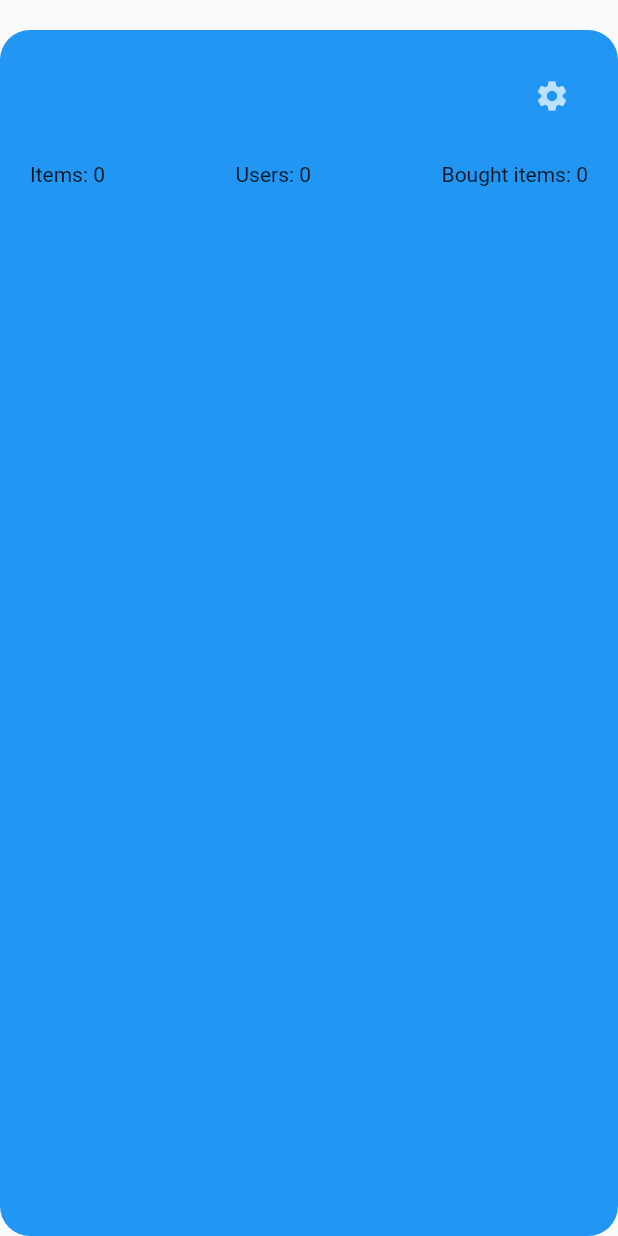
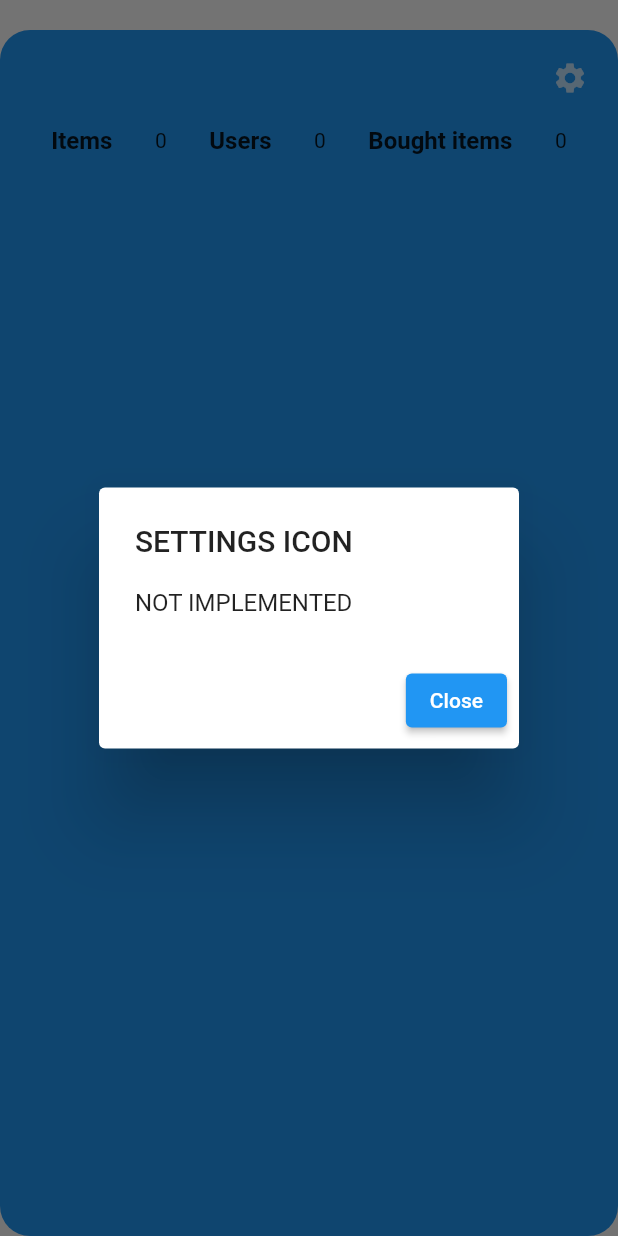
Before and after one commit to gigili/did-you-buy-it-flutter, a Flutter app: the ListsViewTile widget shown alone on an empty page, opened directly with empty values, after a tap on the "settings" icon, on a phone screen of 412 x 824 dp. Run offline on Flutter 3.47's test engine with Material 2 defaults, Android fonts, the phone set to English and light mode, and no system bars; our stand-ins replace shared_preferences; accounts and stored records are empty; network calls fail.

Commit message:
Start working on list details page
Signed-off-by: Igor Ilic <github@igorilic.net>

```diff
--- a/lib/constants.dart
+++ b/lib/constants.dart
@@ -4,12 +4,12 @@ import 'package:flutter/material.dart';
 const String BASE_URL = "http://192.168.0.7:8099";
 const String ACCESS_TOKEN_KEY = "API_ACCESS_TOKEN";
 const String REFRESH_TOKEN_KEY = "API_REFRESH_TOKEN";
-RegExp emailRegex = RegExp(
-    r"^[a-zA-Z0-9.a-zA-Z0-9.!#$%&'*+-/=?^_`{|}~]+@[a-zA-Z0-9]+\.[a-zA-Z]+");
+RegExp emailRegex =
+    RegExp(r"^[a-zA-Z0-9.a-zA-Z0-9.!#$%&'*+-/=?^_`{|}~]+@[a-zA-Z0-9]+\.[a-zA-Z]+");
 
 TextStyle primaryElementStyle = TextStyle(
   fontWeight: FontWeight.bold,
-  fontSize: 18,
+  fontSize: 22,
   letterSpacing: 2,
 );
 
@@ -18,10 +18,16 @@ TextStyle secondaryElementStyle = TextStyle(
   letterSpacing: 2,
 );
 
+TextStyle accentElementStyle = TextStyle(
+  fontWeight: FontWeight.bold,
+  fontSize: 16,
+);
+
 BoxDecoration underlineBoxDecoration = BoxDecoration(
-    border: Border(
-        bottom: BorderSide(
-            color: Colors.blue, style: BorderStyle.solid, width: 4)));
+  border: Border(
+    bottom: BorderSide(color: Colors.blue, style: BorderStyle.solid, width: 4),
+  ),
+);
 
 InputDecoration defaultInputDecoration(String labelText, String hintText,
     {double borderRadius = 10.0}) {
--- a/lib/routes.dart
+++ b/lib/routes.dart
@@ -2,11 +2,13 @@ import 'package:did_you_buy_it/ui/screens/auth/login_screen.dart';
 import 'package:did_you_buy_it/ui/screens/auth/password_reset.dart';
 import 'package:did_you_buy_it/ui/screens/auth/register_screen.dart';
 import 'package:did_you_buy_it/ui/screens/lists/lists.dart';
+import 'package:did_you_buy_it/ui/screens/lists_items/list_items.dart';
 import 'package:flutter/cupertino.dart';
 
 final Map<String, WidgetBuilder> routes = {
   LoginScreen.routeName: (context) => LoginScreen(),
   RegisterScreen.routeName: (context) => RegisterScreen(),
   ResetPassword.routeName: (context) => ResetPassword(),
-  ListsScreen.routeName: (context) => ListsScreen()
+  ListsScreen.routeName: (context) => ListsScreen(),
+  ListItems.routeName: (context) => ListItems()
 };
--- a/lib/ui/screens/lists/lists.dart
+++ b/lib/ui/screens/lists/lists.dart
@@ -2,6 +2,7 @@ import 'dart:convert';
 
 import 'package:did_you_buy_it/constants.dart';
 import 'package:did_you_buy_it/ui/screens/lists/lists_view_tile.dart';
+import 'package:did_you_buy_it/ui/screens/lists_items/list_items.dart';
 import 'package:did_you_buy_it/utils/helpers.dart';
 import 'package:did_you_buy_it/utils/models/list_model.dart';
 import 'package:did_you_buy_it/utils/network_utility.dart';
@@ -59,8 +60,7 @@ class _ListsScreenState extends State<ListsScreen> {
           return ListTile(
             title: ListsViewTile(item: lists[index]),
             onTap: () {
-              showMsgDialog(context,
-                  title: "Work in progress", message: "NOT IMPLEMENTED YET");
+              Navigator.pushNamed(context, ListItems.routeName, arguments: lists[index]);
             },
           );
         },
@@ -68,7 +68,7 @@ class _ListsScreenState extends State<ListsScreen> {
       floatingActionButton: FloatingActionButton(
         onPressed: () {
           showMsgDialog(context,
-              title: "Work in progress", message: "NOT IMPLEMENTED YET");
+              title: "FAB click", message: "NOT IMPLEMENTED YET");
         },
         child: Icon(Icons.add),
       ),
--- a/lib/ui/screens/lists/lists_view_tile.dart
+++ b/lib/ui/screens/lists/lists_view_tile.dart
@@ -1,4 +1,6 @@
 import 'package:did_you_buy_it/constants.dart';
+import 'package:did_you_buy_it/ui/widgets/list_info_labels.dart';
+import 'package:did_you_buy_it/utils/helpers.dart';
 import 'package:did_you_buy_it/utils/models/list_model.dart';
 import 'package:flutter/material.dart';
 
@@ -29,9 +31,11 @@ class ListsViewTile extends StatelessWidget {
                   fontSize: 20,
                 ),
               ),
-              IconButton(
-                onPressed: () {},
-                icon: Icon(
+              GestureDetector(
+                onTap: () {
+                  showMsgDialog(context, message: "NOT IMPLEMENTED", title: "SETTINGS ICON");
+                },
+                child: Icon(
                   Icons.settings,
                   color: Colors.white70,
                 ),
@@ -39,14 +43,7 @@ class ListsViewTile extends StatelessWidget {
             ],
           ),
           SizedBox(height: 20),
-          Row(
-            mainAxisAlignment: MainAxisAlignment.spaceBetween,
-            children: [
-              Text("Items: " + this.item.countItems.toString()),
-              Text("Users: " + this.item.countUsers.toString()),
-              Text("Bought items: " + this.item.cntBoughtItems.toString()),
-            ],
-          ),
+          ListInfoLabels(list: this.item),
         ],
       ),
     );
--- /dev/null
+++ b/lib/ui/widgets/list_info_labels.dart
@@ -0,0 +1,33 @@
+import 'package:did_you_buy_it/constants.dart';
+import 'package:did_you_buy_it/utils/models/list_model.dart';
+import 'package:flutter/material.dart';
+
+class ListInfoLabels extends StatelessWidget {
+  final ListModel list;
+
+  const ListInfoLabels({Key? key, required this.list}) : super(key: key);
+
+  @override
+  Widget build(BuildContext context) {
+    return Row(
+      mainAxisAlignment: MainAxisAlignment.spaceAround,
+      children: [
+        Text(
+          "Items",
+          style: accentElementStyle,
+        ),
+        Text("${list.countItems}"),
+        Text(
+          "Users",
+          style: accentElementStyle,
+        ),
+        Text("${list.countUsers}"),
+        Text(
+          "Bought items",
+          style: accentElementStyle,
+        ),
+        Text("${list.cntBoughtItems}")
+      ],
+    );
+  }
+}
```
Also changed, not shown: lib/ui/screens/lists_items/list_items.dart (added, +189 -0 lines).
